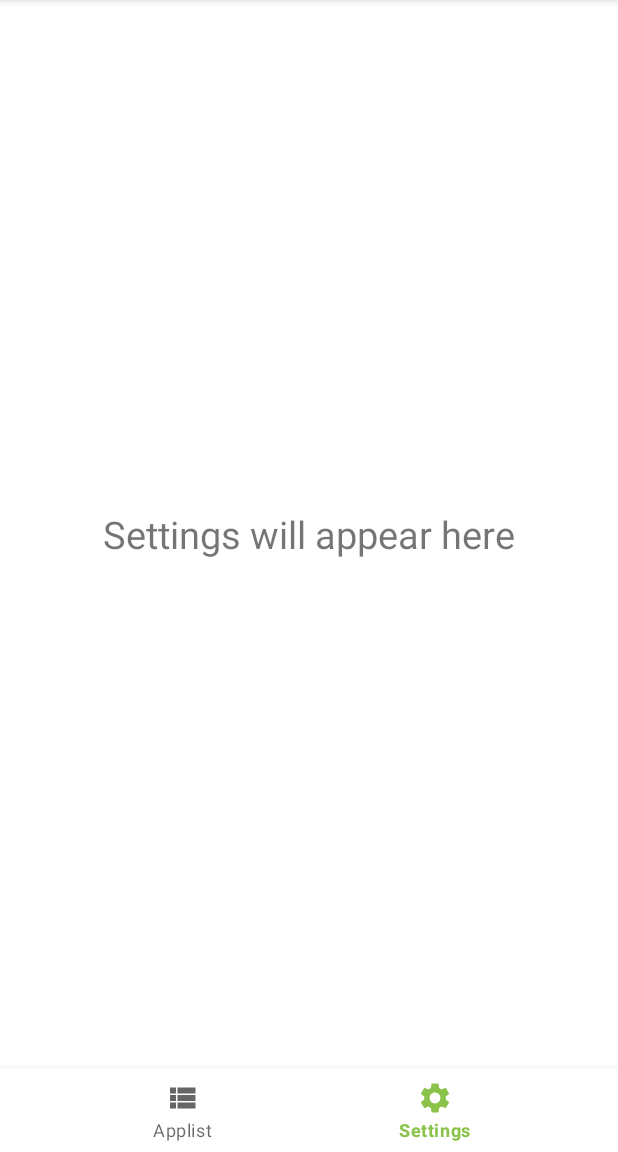
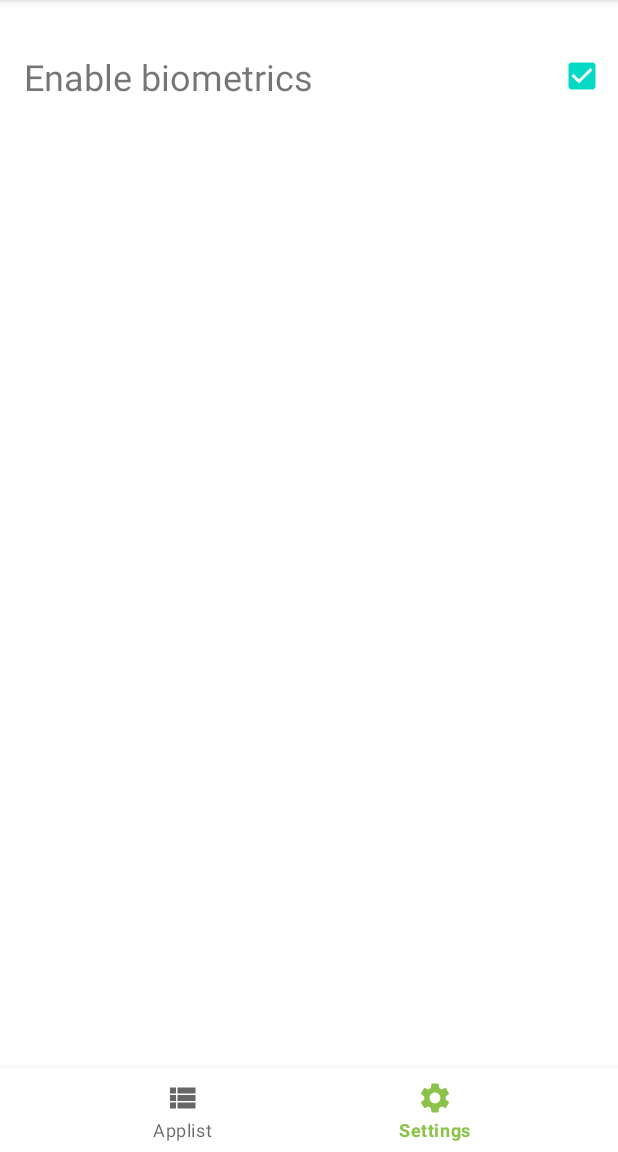
Before and after one commit to linx3273/Applock, an Android app: the AppslistPage screen opened directly, with no data from a screen before it, item 2 of the bottom bar chosen, on a phone screen of 412 x 824 dp, the part 84-1236 px from its top. Run offline under Robolectric (Android 15) with nearby library versions, the phone set to English and light mode, and no system bars.

Commit message:
added biometric toggling option (frontend only)

```diff
--- /dev/null
+++ b/app/src/main/java/com/linx/applock/SettingsTab/SettingsAdapter.java
@@ -0,0 +1,80 @@
+package com.linx.applock.SettingsTab;
+
+import android.annotation.SuppressLint;
+import android.content.Context;
+import android.view.LayoutInflater;
+import android.view.View;
+import android.view.ViewGroup;
+import android.widget.CheckBox;
+import android.widget.TextView;
+
+import androidx.annotation.NonNull;
+import androidx.recyclerview.widget.RecyclerView;
+
+import com.linx.applock.R;
+import com.linx.applock.SharedPrefsDB.SettingsSharedPref;
+
+import java.util.List;
+
+public class SettingsAdapter extends RecyclerView.Adapter<SettingsAdapter.ViewHolder> {
+    private List<SettingsCardStruct> settingChoices;
+    private Context context;
+    private SettingsSharedPref db;
+
+
+    SettingsAdapter(List<SettingsCardStruct> lst) {
+        this.settingChoices = lst;
+    }
+
+    @NonNull
+    @Override
+    public ViewHolder onCreateViewHolder(@NonNull ViewGroup parent, int viewType) {
+        if (context == null) {
+            context = parent.getContext();
+        }
+
+        View view = LayoutInflater.from(context).inflate(R.layout.settingcardlayout, parent, false);
+        ViewHolder viewHolder = new ViewHolder(view);
+
+        db = new SettingsSharedPref(context);
+        return viewHolder;
+    }
+
+    @Override
+    public void onBindViewHolder(@NonNull ViewHolder holder, @SuppressLint("RecyclerView") int position) {
+        holder.settingTitle.setText(settingChoices.get(position).getSettingName());
+        holder.checkBox.setChecked(settingChoices.get(position).getStatus());
+
+        holder.checkBox.setOnClickListener(new View.OnClickListener() {
+
+            @Override
+            public void onClick(View v) {
+                if (!settingChoices.get(position).getStatus()) {
+                    settingChoices.get(position).setStatus(true);
+                    holder.checkBox.setChecked(true);
+                    db.enableSetting();
+                } else {
+                    settingChoices.get(position).setStatus(false);
+                    holder.checkBox.setChecked(false);
+                    db.disableSetting();
+                }
+            }
+        });
+    }
+
+    @Override
+    public int getItemCount() {
+        return settingChoices.size();
+    }
+
+    public class ViewHolder extends RecyclerView.ViewHolder {
+        TextView settingTitle;
+        CheckBox checkBox;
+
+        public ViewHolder(@NonNull View itemView) {
+            super(itemView);
+            settingTitle = itemView.findViewById(R.id.settingnameid);
+            checkBox = itemView.findViewById(R.id.settingCheckBox);
+        }
+    }
+}
--- /dev/null
+++ b/app/src/main/java/com/linx/applock/SettingsTab/SettingsCardStruct.java
@@ -0,0 +1,44 @@
+package com.linx.applock.SettingsTab;
+
+import android.widget.CheckBox;
+
+import java.util.Objects;
+
+public class SettingsCardStruct {
+    private String settingName;
+    private Boolean status;
+    private CheckBox cbStatus;
+
+    public String getSettingName() {
+        return settingName;
+    }
+
+    public void setSettingName(String settingName) {
+        this.settingName = settingName;
+    }
+
+    public Boolean getStatus() {
+        return status;
+    }
+
+    public void setStatus(Boolean status) {
+        this.status = status;
+    }
+
+    public CheckBox getCbStatus() {
+        return cbStatus;
+    }
+
+    public void setCbStatus(CheckBox cbStatus) {
+        this.cbStatus = cbStatus;
+    }
+
+    @Override
+    public boolean equals(Object o) {
+        if (this == o) return true;
+        if (o == null || getClass() != o.getClass()) return false;
+        SettingsCardStruct that = (SettingsCardStruct) o;
+        return Objects.equals(settingName, that.settingName);
+    }
+
+}
--- a/app/src/main/java/com/linx/applock/SettingsTab/SettingsPage.java
+++ b/app/src/main/java/com/linx/applock/SettingsTab/SettingsPage.java
@@ -6,10 +6,18 @@ import android.view.View;
 import android.view.ViewGroup;
 
 import androidx.fragment.app.Fragment;
+import androidx.recyclerview.widget.LinearLayoutManager;
+import androidx.recyclerview.widget.RecyclerView;
 
 import com.linx.applock.R;
+import com.linx.applock.SharedPrefsDB.SettingsSharedPref;
+
+import java.util.ArrayList;
+import java.util.List;
 
 public class SettingsPage extends Fragment {
+    private RecyclerView recyclerView;
+
     @Override
     public void onCreate(Bundle savedInstanceState) {
         super.onCreate(savedInstanceState);
@@ -19,6 +27,31 @@ public class SettingsPage extends Fragment {
     public View onCreateView(LayoutInflater inflater, ViewGroup container,
                              Bundle savedInstanceState) {
         // Inflate the layout for this fragment
-        return inflater.inflate(R.layout.fragment_settings, container, false);
+        View rootView = inflater.inflate(R.layout.fragment_settings, container, false);
+        recyclerView = rootView.findViewById(R.id.settings_recycler);
+        recyclerView.setLayoutManager(new LinearLayoutManager(getActivity()));
+        generateSettings();
+        return rootView;
+    }
+
+    public void generateSettings() {
+        SettingsSharedPref db = new SettingsSharedPref(getContext());
+
+        List<SettingsCardStruct> listOfSettings = new ArrayList<>();
+
+
+        SettingsCardStruct settingInstance = new SettingsCardStruct();
+        settingInstance.setSettingName("Enable biometrics");
+
+        if (db.isEnabled()) {
+            settingInstance.setStatus(true);
+        } else {
+            settingInstance.setStatus(false);
+
+        }
+
+        listOfSettings.add(settingInstance);
+        SettingsAdapter listAdapter = new SettingsAdapter(listOfSettings);
+        recyclerView.setAdapter(listAdapter);
     }
 }
--- a/app/src/main/java/com/linx/applock/SharedPrefsDB/AppSharedPref.java
+++ b/app/src/main/java/com/linx/applock/SharedPrefsDB/AppSharedPref.java
@@ -11,7 +11,7 @@ public class AppSharedPref {
     private SharedPreferences.Editor editor;
 
     public AppSharedPref(Context parentContext) {
-        shared = parentContext.getSharedPreferences(String.valueOf(R.string.sharedPrefName), Context.MODE_PRIVATE);
+        shared = parentContext.getSharedPreferences(String.valueOf(R.string.appSharedPrefName), Context.MODE_PRIVATE);
         editor = shared.edit();
     }
 
--- /dev/null
+++ b/app/src/main/java/com/linx/applock/SharedPrefsDB/SettingsSharedPref.java
@@ -0,0 +1,35 @@
+package com.linx.applock.SharedPrefsDB;
+
+import android.content.Context;
+import android.content.SharedPreferences;
+
+import com.linx.applock.R;
+
+public class SettingsSharedPref {
+    private SharedPreferences shared;
+    private SharedPreferences.Editor editor;
+
+    public SettingsSharedPref(Context parentContext) {
+        shared = parentContext.getSharedPreferences(String.valueOf(R.string.settingsSharedPrefName), Context.MODE_PRIVATE);
+
+        editor = shared.edit();
+    }
+
+    public void enableSetting() {
+        editor.putString(String.valueOf(R.string.dbSettingId), "");
+        editor.commit();
+    }
+
+    public void disableSetting() {
+        if (shared.contains(String.valueOf(R.string.dbSettingId))) {
+            editor.remove(String.valueOf(R.string.dbSettingId));
+            editor.commit();
+        }
+    }
+
+    public boolean isEnabled() {
+        if (shared.contains(String.valueOf(R.string.dbSettingId)))
+            return true;
+        return false;
+    }
+}
--- a/app/src/main/res/layout/fragment_settings.xml
+++ b/app/src/main/res/layout/fragment_settings.xml
@@ -1,16 +1,19 @@
 <?xml version="1.0" encoding="utf-8"?>
-<FrameLayout xmlns:android="http://schemas.android.com/apk/res/android"
+<androidx.constraintlayout.widget.ConstraintLayout xmlns:android="http://schemas.android.com/apk/res/android"
+    xmlns:app="http://schemas.android.com/apk/res-auto"
     xmlns:tools="http://schemas.android.com/tools"
     android:layout_width="match_parent"
     android:layout_height="match_parent"
     tools:context=".SettingsTab.SettingsPage">
 
     <!-- TODO: Update blank fragment layout -->
-    <TextView
-        android:layout_width="wrap_content"
+    <androidx.recyclerview.widget.RecyclerView
+        android:id="@+id/settings_recycler"
+        android:layout_width="match_parent"
         android:layout_height="wrap_content"
-        android:text="@string/setting_place_holder"
-        android:textSize="25sp"
-        android:layout_gravity="center" />
+        app:layout_constraintBottom_toBottomOf="parent"
+        app:layout_constraintStart_toStartOf="parent"
+        app:layout_constraintTop_toTopOf="parent"
+        app:layout_constraintVertical_bias="0.029" />
 
-</FrameLayout>
+</androidx.constraintlayout.widget.ConstraintLayout>
--- /dev/null
+++ b/app/src/main/res/layout/settingcardlayout.xml
@@ -0,0 +1,29 @@
+<?xml version="1.0" encoding="utf-8"?>
+<androidx.constraintlayout.widget.ConstraintLayout xmlns:android="http://schemas.android.com/apk/res/android"
+    xmlns:app="http://schemas.android.com/apk/res-auto"
+    android:layout_width="match_parent"
+    android:layout_height="64dp">
+
+    <TextView
+        android:layout_width="wrap_content"
+        android:layout_height="wrap_content"
+        android:id="@+id/settingnameid"
+        android:text="SettingPlaceholder"
+        android:textSize="24dp"
+        app:layout_constraintBottom_toBottomOf="parent"
+        app:layout_constraintEnd_toStartOf="@+id/settingCheckBox"
+        app:layout_constraintHorizontal_bias="0.093"
+        app:layout_constraintStart_toStartOf="parent"
+        app:layout_constraintTop_toTopOf="parent" />
+
+    <CheckBox
+        android:id="@+id/settingCheckBox"
+        android:layout_width="wrap_content"
+        android:layout_height="wrap_content"
+        android:checked="false"
+        app:layout_constraintBottom_toBottomOf="parent"
+        app:layout_constraintEnd_toEndOf="parent"
+        app:layout_constraintTop_toTopOf="parent" />
+
+
+</androidx.constraintlayout.widget.ConstraintLayout>
--- a/app/src/main/res/values/strings.xml
+++ b/app/src/main/res/values/strings.xml
@@ -20,8 +20,10 @@
     <string name="hardwareUnvailabale">Error: Biometric hardware currently unavailable</string>
     <string name="biometricEnroll">Please set up biometric features on your device to use them</string>
 
-    <!-- Strings for lock status -->
-    <string name="sharedPrefName">lockStatus</string>
+    <!--    Database names-->
+    <string name="appSharedPrefName">lockStatus</string>
+    <string name="settingsSharedPrefName">settingSharedPref</string>
 
-    <string name="test">TESTING</string>
+    <!-- Setting ids -->
+    <string name="dbSettingId">biometric</string>
 </resources>
```
